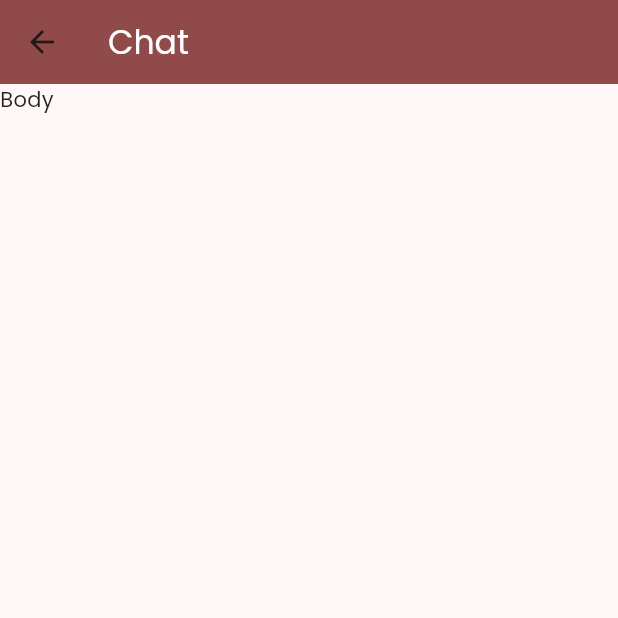
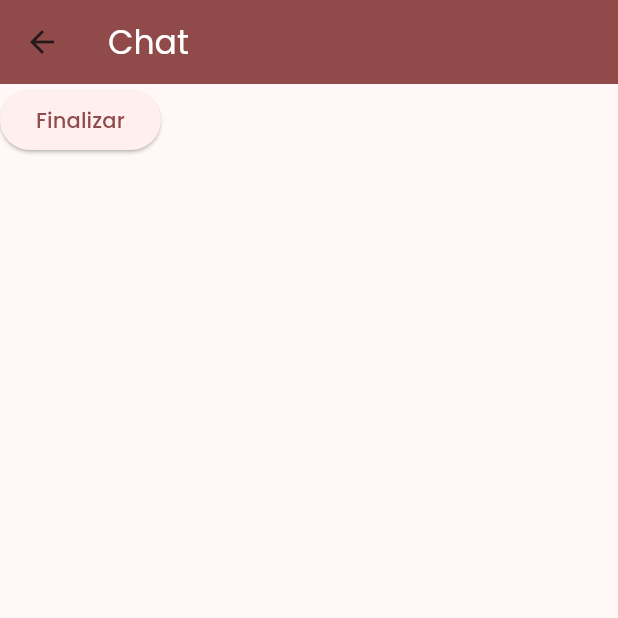
Before and after one commit to ipesoft-rr/atendimento_samu_app, a Flutter app: the ChatScreen screen opened by its route, on a phone screen of 412 x 824 dp, the top half of it. Run offline on Flutter 3.47's test engine with Material 2 defaults, Android fonts, the phone set to English and light mode, and no system bars; our stand-ins replace go_router, google_fonts, lottie.

Commit message:
feat: finished screen

```diff
--- a/lib/main.dart
+++ b/lib/main.dart
@@ -2,8 +2,9 @@
 import 'package:go_router/go_router.dart';
 import 'package:google_fonts/google_fonts.dart';
 
+import 'screens/home.dart';
 import 'screens/chat.dart';
-import './screens/home.dart';
+import 'screens/finished.dart';
 import 'screens/emergency_details.dart';
 
 void main() => runApp(const MyApp());
@@ -27,6 +28,12 @@
           path: 'chat',
           builder: (BuildContext context, GoRouterState state) {
             return const ChatScreen();
+          },
+        ),
+        GoRoute(
+          path: 'finished',
+          builder: (BuildContext context, GoRouterState state) {
+            return const FinishedScreen();
           },
         ),
       ],
--- a/lib/screens/chat.dart
+++ b/lib/screens/chat.dart
@@ -1,4 +1,5 @@
 import 'package:flutter/material.dart';
+import 'package:go_router/go_router.dart';
 
 class ChatScreen extends StatefulWidget {
   const ChatScreen({super.key});
@@ -20,7 +21,12 @@
           ),
         ),
       ),
-      body: const Text('Body'),
+      body: ElevatedButton(
+        child: const Text('Finalizar'),
+        onPressed: () {
+          context.push('/finished');
+        },
+      ),
     );
   }
 }
--- a/pubspec.yaml
+++ b/pubspec.yaml
@@ -37,6 +37,7 @@
   cupertino_icons: ^1.0.2
   go_router: ^10.1.1
   google_fonts: ^5.1.0
+  lottie: ^2.6.0
 
 dev_dependencies:
   flutter_test:
@@ -61,9 +62,8 @@
   uses-material-design: true
 
   # To add assets to your application, add an assets section, like this:
-  # assets:
-  #   - images/a_dot_burr.jpeg
-  #   - images/a_dot_ham.jpeg
+  assets:
+    - assets/
 
   # An image asset can refer to one or more resolution-specific "variants", see
   # https://flutter.dev/assets-and-images/#resolution-aware
```
Also changed, not shown: assets/finished.json (added, +1 -0 lines), assets/finished1.json (added, +1 -0 lines), lib/screens/finished.dart (added, +36 -0 lines), pubspec.lock.
